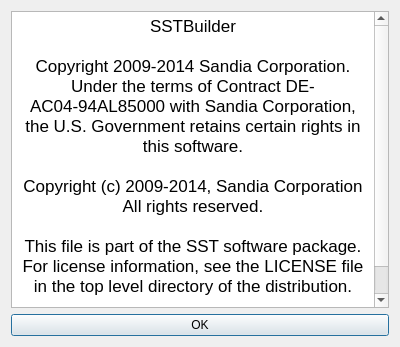
Old version of the form tools/sstbuilder/aboutdialog.ui in the repository sstsimulator/sst-workbench.
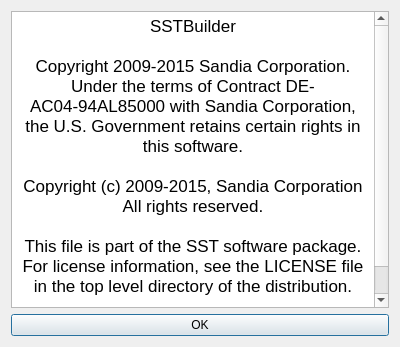
New version of the form.

```diff
--- a/tools/sstbuilder/aboutdialog.ui
+++ b/tools/sstbuilder/aboutdialog.ui
@@ -29,9 +29,9 @@
 &lt;/style&gt;&lt;/head&gt;&lt;body style=&quot; font-family:'Lucida Grande'; font-size:13pt; font-weight:400; font-style:normal;&quot;&gt;
 &lt;p align=&quot;center&quot; style=&quot; margin-top:0px; margin-bottom:0px; margin-left:0px; margin-right:0px; -qt-block-indent:0; text-indent:0px;&quot;&gt;SSTBuilder&lt;/p&gt;
 &lt;p align=&quot;center&quot; style=&quot;-qt-paragraph-type:empty; margin-top:0px; margin-bottom:0px; margin-left:0px; margin-right:0px; -qt-block-indent:0; text-indent:0px;&quot;&gt;&lt;br /&gt;&lt;/p&gt;
-&lt;p align=&quot;center&quot; style=&quot; margin-top:0px; margin-bottom:0px; margin-left:0px; margin-right:0px; -qt-block-indent:0; text-indent:0px;&quot;&gt;Copyright 2009-2014 Sandia Corporation. Under the terms of Contract DE-AC04-94AL85000 with Sandia Corporation, the U.S. Government retains certain rights in this software.&lt;/p&gt;
+&lt;p align=&quot;center&quot; style=&quot; margin-top:0px; margin-bottom:0px; margin-left:0px; margin-right:0px; -qt-block-indent:0; text-indent:0px;&quot;&gt;Copyright 2009-2015 Sandia Corporation. Under the terms of Contract DE-AC04-94AL85000 with Sandia Corporation, the U.S. Government retains certain rights in this software.&lt;/p&gt;
 &lt;p align=&quot;center&quot; style=&quot;-qt-paragraph-type:empty; margin-top:0px; margin-bottom:0px; margin-left:0px; margin-right:0px; -qt-block-indent:0; text-indent:0px;&quot;&gt;&lt;br /&gt;&lt;/p&gt;
-&lt;p align=&quot;center&quot; style=&quot; margin-top:0px; margin-bottom:0px; margin-left:0px; margin-right:0px; -qt-block-indent:0; text-indent:0px;&quot;&gt;Copyright (c) 2009-2014, Sandia Corporation&lt;/p&gt;
+&lt;p align=&quot;center&quot; style=&quot; margin-top:0px; margin-bottom:0px; margin-left:0px; margin-right:0px; -qt-block-indent:0; text-indent:0px;&quot;&gt;Copyright (c) 2009-2015, Sandia Corporation&lt;/p&gt;
 &lt;p align=&quot;center&quot; style=&quot; margin-top:0px; margin-bottom:0px; margin-left:0px; margin-right:0px; -qt-block-indent:0; text-indent:0px;&quot;&gt;All rights reserved.&lt;/p&gt;
 &lt;p align=&quot;center&quot; style=&quot;-qt-paragraph-type:empty; margin-top:0px; margin-bottom:0px; margin-left:0px; margin-right:0px; -qt-block-indent:0; text-indent:0px;&quot;&gt;&lt;br /&gt;&lt;/p&gt;
 &lt;p align=&quot;center&quot; style=&quot; margin-top:0px; margin-bottom:0px; margin-left:0px; margin-right:0px; -qt-block-indent:0; text-indent:0px;&quot;&gt;This file is part of the SST software package. For license information, see the LICENSE file in the top level directory of the distribution.&lt;/p&gt;
```
